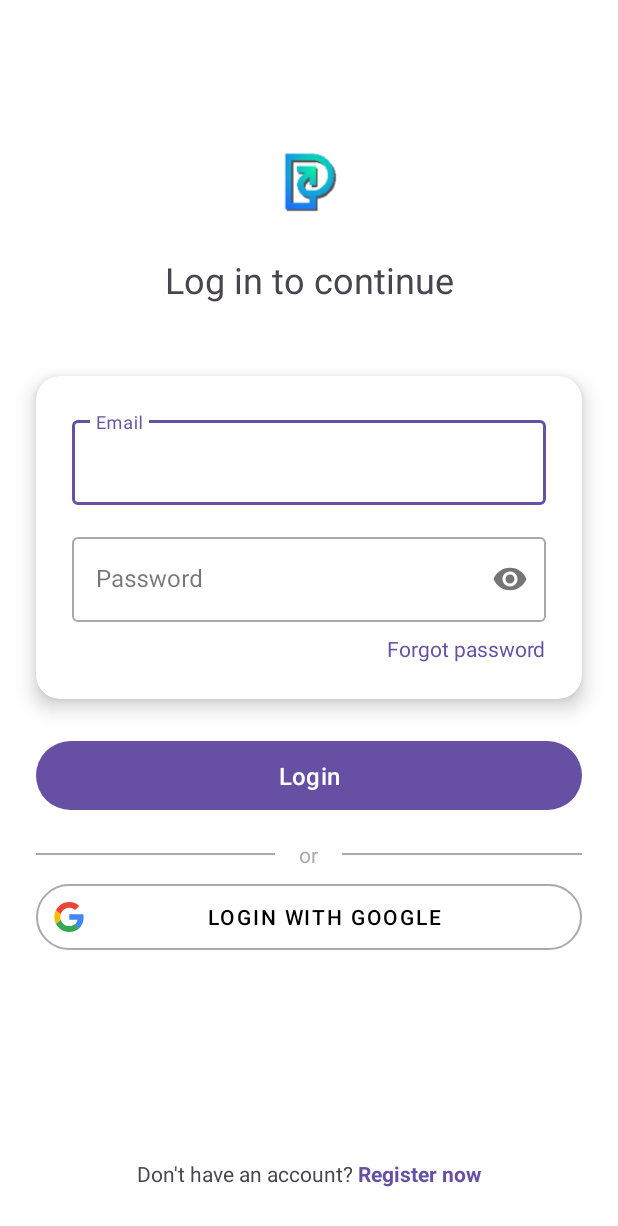
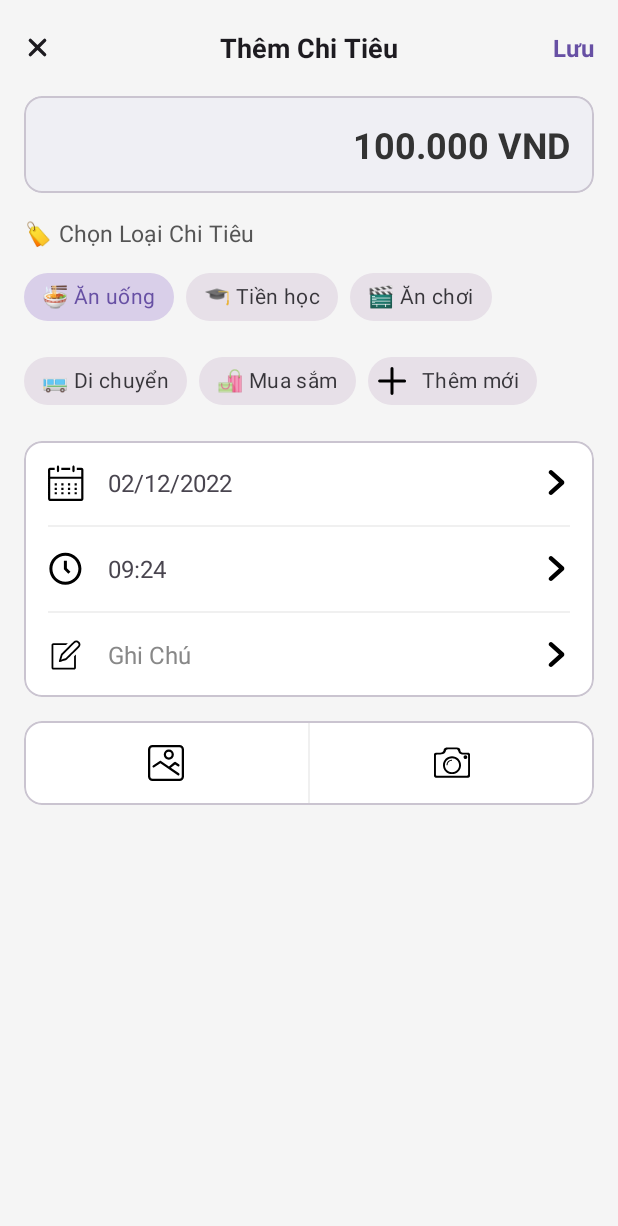
Before and after one commit to QCuong-dev/do-an-qlchitieu, an Android app: the screen it shows after launch (SigninActivity before the commit, AddChitieuActivity after it), on a phone screen of 412 x 824 dp. Shown: the top 1226 px of the screen. Run offline under Robolectric (Android 15) with nearby library versions, the phone set to English and light mode, and no system bars; our stand-ins replace CircleImageView.

Commit message:
Layout them chi tieu

```diff
--- /dev/null
+++ b/app/src/main/java/com/example/qlchitieu/AddChitieuActivity.java
@@ -0,0 +1,31 @@
+package com.example.qlchitieu;
+
+import android.os.Bundle;
+
+import androidx.activity.EdgeToEdge;
+import androidx.appcompat.app.AppCompatActivity;
+import androidx.core.graphics.Insets;
+import androidx.core.view.ViewCompat;
+import androidx.core.view.WindowInsetsCompat;
+
+import com.example.qlchitieu.databinding.ActivityAddChitieuBinding;
+import com.example.qlchitieu.databinding.ActivitySigninBinding;
+
+public class AddChitieuActivity extends AppCompatActivity {
+
+    private ActivityAddChitieuBinding binding;
+
+    @Override
+    protected void onCreate(Bundle savedInstanceState) {
+        super.onCreate(savedInstanceState);
+        binding = ActivityAddChitieuBinding.inflate(getLayoutInflater());
+        EdgeToEdge.enable(this);
+        setContentView(binding.getRoot());
+
+        binding.chipThemMoi.setOnClickListener(v -> clickAdd());
+    }
+
+    private void clickAdd() {
+        setContentView(R.layout.add_category_sheet  );
+    }
+}
--- /dev/null
+++ b/app/src/main/res/drawable/ic_add.xml
@@ -0,0 +1,5 @@
+<vector xmlns:android="http://schemas.android.com/apk/res/android" android:height="12dp" android:viewportHeight="1024" android:viewportWidth="1024" android:width="12dp">
+
+    <path android:fillColor="#FF000000" android:pathData="M866.7,469.5H554.6V157.4a42.6,42.6 0,1 0,-85.1 0v312.1H157.4a42.6,42.6 0,0 0,0 85.1h312.1v312.1a42.6,42.6 0,0 0,85.1 0V554.6h312.1a42.6,42.6 0,1 0,0 -85.1z"/>
+
+</vector>
--- /dev/null
+++ b/app/src/main/res/drawable/ic_calendar_24.xml
@@ -0,0 +1,5 @@
+<vector xmlns:android="http://schemas.android.com/apk/res/android" android:height="24dp" android:viewportHeight="1024" android:viewportWidth="1024" android:width="24dp">
+
+    <path android:fillColor="#FF000000" android:pathData="M819.1,646l-62.9,0 0,63 62.9,0L819.1,646zM819.1,771.8l-62.9,0 0,63 62.9,0L819.1,771.8zM630.2,520.1l-62.9,0 0,63 62.9,0L630.2,520.1zM630.2,79.4 L378.5,79.4l0,62.9 251.7,0L630.2,79.4zM284.3,204.4c17.3,0 31.2,-18.7 31.2,-41.9L315.5,58.2c0,-23 -13.9,-41.8 -31.2,-41.8 -17.1,0 -31.1,18.7 -31.1,41.8l0,104.3C253.2,185.7 267.2,204.4 284.3,204.4M724.9,204.4c17.6,0 31.8,-18.7 31.8,-41.9L756.7,58.2c0,-23 -14.3,-41.8 -31.8,-41.8 -17.6,0 -31.8,18.7 -31.8,41.8l0,104.3C693.1,185.7 707.3,204.4 724.9,204.4M630.2,646l-62.9,0 0,63 62.9,0L630.2,646zM819.1,520.1l-62.9,0 0,63 62.9,0L819.1,520.1zM252.6,771.8l-62.9,0 0,63.1 62.9,0L252.6,771.8zM252.6,646l-62.9,0 0,63 62.9,0L252.6,646zM944.9,79.4 L819.1,79.4l0,62.9 125.9,0 0,188.8L63.8,331.1 63.8,142.3l125.9,0L189.7,79.4 63.8,79.4c-65.3,0 -62.9,64.6 -62.9,62.9l0,818.2c0,61.3 60.6,62.9 62.9,62.9l881.1,0c57.4,0 62.9,-60.6 62.9,-62.9L1007.9,142.3C1007.9,138.1 1006.2,79.4 944.9,79.4M944.9,960.5 L63.8,960.5 63.8,394.1l881.1,0L944.9,960.5zM630.2,771.8l-62.9,0 0,63.1 62.9,0L630.2,771.8zM441.4,646l-62.9,0 0,63 62.9,0L441.4,646zM441.4,520.1l-62.9,0 0,63 62.9,0L441.4,520.1zM441.4,771.8l-62.9,0 0,63.1 62.9,0L441.4,771.8zM252.6,520.1l-62.9,0 0,63 62.9,0L252.6,520.1z"/>
+
+</vector>
--- /dev/null
+++ b/app/src/main/res/drawable/ic_camera.xml
@@ -0,0 +1,5 @@
+<vector xmlns:android="http://schemas.android.com/apk/res/android" android:height="23.585413dp" android:viewportHeight="1024" android:viewportWidth="1042" android:width="24dp">
+
+    <path android:fillColor="#FF000000" android:pathData="M53.5,956.5c-30.3,0 -53.5,-23.3 -53.5,-53.5L0,279.3c0,-30.3 23.3,-53.5 53.5,-53.5h132.7c32.6,-4.7 76.8,-16.3 88.4,-55.9l9.3,-46.5c9.3,-44.2 62.8,-51.2 100.1,-53.5h274.6c74.5,0 93.1,37.2 97.7,53.5l11.6,55.9c11.6,25.6 32.6,39.6 62.8,46.5h158.3c30.3,0 53.5,23.3 53.5,53.5v623.7c0,30.3 -23.3,53.5 -53.5,53.5L53.5,956.5zM407.3,125.7c-44.2,0 -53.5,20.9 -65.2,51.2l-9.3,30.3c-23.3,58.2 -114,69.8 -153.6,72.1L104.7,279.3c-44.2,0 -48.9,18.6 -48.9,34.9v542.3c0,32.6 9.3,44.2 32.6,44.2h856.4c25.6,0 41.9,-16.3 41.9,-44.2L986.8,314.2c0,-14 -4.7,-34.9 -48.9,-34.9h-130.3c-53.5,-9.3 -88.4,-37.2 -97.7,-79.1l-9.3,-25.6 -7,-14c-9.3,-18.6 -16.3,-37.2 -51.2,-37.2l-235.1,2.3zM521.3,851.8c-144.3,0 -260.7,-116.4 -260.7,-260.7s116.4,-260.7 260.7,-260.7 260.7,116.4 260.7,260.7 -116.4,260.7 -260.7,260.7zM521.3,384c-114,0 -204.8,93.1 -204.8,204.8s93.1,204.8 204.8,204.8c114,0 204.8,-93.1 204.8,-204.8s-90.8,-204.8 -204.8,-204.8zM363.1,591.1L363.1,581.8c4.7,-81.5 67.5,-146.6 148.9,-148.9h9.3v30.3h-9.3c-65.2,2.3 -116.4,55.9 -121,121v9.3l-27.9,-2.3zM910,409.6c-30.3,0 -53.5,-23.3 -53.5,-53.5s23.3,-53.5 53.5,-53.5c30.3,0 53.5,23.3 53.5,53.5s-23.3,53.5 -53.5,53.5z"/>
+
+</vector>
--- /dev/null
+++ b/app/src/main/res/drawable/ic_gallery.xml
@@ -0,0 +1,5 @@
+<vector xmlns:android="http://schemas.android.com/apk/res/android" android:height="24dp" android:viewportHeight="1024" android:viewportWidth="1024" android:width="24dp">
+
+    <path android:fillColor="#FF000000" android:pathData="M896,1024L128,1024a128,128 0,0 1,-128 -128L0,128a128,128 0,0 1,128 -128h768a128,128 0,0 1,128 128v768a128,128 0,0 1,-128 128zM960,128a64,64 0,0 0,-64 -64L128,64a64,64 0,0 0,-64 64v768a64,64 0,0 0,64 64h768a64,64 0,0 0,64 -64L960,128zM890.4,850.1a32,32 0,0 1,-44.5 8.3L351.7,518.7l-174,116a32,32 0,1 1,-35.5 -53.2l192,-128h0.3a30.6,30.6 0,0 1,7.6 -3.2,29.3 29.3,0 0,1 4.1,-1.6 31.4,31.4 0,0 1,3.8 0,32 32,0 0,1 8.3,0 26.6,26.6 0,0 1,2.9 1.2,32.6 32.6,0 0,1 8.6,3.6h0.3l225.7,155.2 152.2,-121.8 0.3,0.4a31.6,31.6 0,0 1,37.5 -2l96,64a32,32 0,1 1,-35.5 53.2l-76.5,-51 -118.8,95 231.2,159a32,32 0,0 1,8.2 44.7zM592,416A144,144 0,1 1,736 272a144,144 0,0 1,-144 144zM592,192A80,80 0,1 0,672 272,80 80,0 0,0 592,192z"/>
+
+</vector>
--- /dev/null
+++ b/app/src/main/res/drawable/ic_note_24.xml
@@ -0,0 +1,5 @@
+<vector xmlns:android="http://schemas.android.com/apk/res/android" android:height="24dp" android:viewportHeight="1024" android:viewportWidth="1024" android:width="24dp">
+
+    <path android:fillColor="#FF000000" android:pathData="M512.8,230.1l-360.3,0L152.4,871.2l589.8,0L742.3,544.6l51.3,-49L793.6,871.2c0,28.3 -23,51.3 -51.3,51.3l-589.8,0c-28.3,0 -51.3,-23 -51.3,-51.3l0,-641.1c0,-28.3 23,-51.3 51.3,-51.3L563.3,178.8l1.3,1.3L512.8,230.1zM806.5,152.7c15.5,0.8 30,7.7 40.4,19.2 13.7,10.9 22.5,26.7 24.6,44.1 -1.6,18.2 -10.3,35 -24.2,46.8 -14.3,14.7 -126,125.2 -332.1,328.3l-15.8,15.6c-23.6,7.3 -80.2,25.5 -123,39.3 13.8,-45.5 30.3,-100.4 37.7,-126.4 44.1,-44 335.3,-334.8 346.4,-345.7 12.3,-12.3 28.7,-19.7 46,-21.1M806.5,101.5c-31,1.2 -60.3,14.1 -82.2,36C712.3,149.3 372.3,488.8 372.3,488.8c-2.7,2.7 -4.6,6 -5.6,9.7 -9.2,34 -55.4,185.1 -55.8,186.6 -2.4,7.7 -0.3,16.1 5.5,21.8 4,4 9.5,6.3 15.2,6.3 2.2,0 4.5,-0.3 6.6,-1 1.6,-0.5 157.5,-50.9 183.1,-58.6 3.4,-1 6.5,-2.8 9,-5.3 16.2,-16 328.7,-323.6 353.9,-349.7 26.1,-26.9 39.2,-55 38.7,-83.3 -2,-31.1 -16.6,-60.1 -40.4,-80.2 -19.9,-20.8 -47.2,-32.8 -75.9,-33.4l0,0L806.5,101.5z"/>
+
+</vector>
--- /dev/null
+++ b/app/src/main/res/drawable/ic_time.xml
@@ -0,0 +1,5 @@
+<vector xmlns:android="http://schemas.android.com/apk/res/android" android:height="24dp" android:viewportHeight="1024" android:viewportWidth="1024" android:width="24dp">
+
+    <path android:fillColor="#FF000000" android:pathData="M39.1,504.9c0,-251.3 204.4,-455.6 455.6,-455.6s455.6,204.4 455.6,455.6c0,251.2 -204.4,455.6 -455.6,455.6S39.1,756.1 39.1,504.9zM124.6,504.9c0,204.1 166.1,370.2 370.2,370.2 204.2,0 370.2,-166.1 370.2,-370.2 0,-204.2 -166.1,-370.2 -370.2,-370.2 -204.1,0 -370.2,166.1 -370.2,370.2zM452.1,522.6L452.1,277.1h85.4v210.2l101.4,101.4 -60.4,60.4z"/>
+
+</vector>
--- /dev/null
+++ b/app/src/main/res/layout/activity_add_chitieu.xml
@@ -0,0 +1,243 @@
+<?xml version="1.0" encoding="utf-8"?>
+<LinearLayout
+    xmlns:android="http://schemas.android.com/apk/res/android"
+    xmlns:app="http://schemas.android.com/apk/res-auto"
+    xmlns:tools="http://schemas.android.com/tools"
+    android:layout_width="match_parent"
+    android:layout_height="match_parent"
+    android:orientation="vertical"
+    android:background="#f5f5f5"
+    android:fitsSystemWindows="true"
+    tools:context=".AddChitieuActivity">
+
+    <RelativeLayout
+        android:layout_width="match_parent"
+        android:layout_height="?attr/actionBarSize"
+        android:paddingStart="16dp"
+        android:paddingEnd="16dp">
+
+        <ImageView
+            android:id="@+id/ivClose"
+            android:layout_width="wrap_content"
+            android:layout_height="wrap_content"
+            android:src="@drawable/ic_close"
+            android:layout_centerVertical="true"
+            android:layout_alignParentStart="true"
+            app:tint="?attr/colorOnSurface" />
+
+        <TextView
+            android:layout_width="wrap_content"
+            android:layout_height="wrap_content"
+            android:text="Thêm Chi Tiêu"
+            android:textSize="18sp"
+            android:textStyle="bold"
+            android:layout_centerInParent="true"
+            android:textColor="?attr/colorOnSurface" />
+
+        <TextView
+            android:id="@+id/tvSave"
+            android:layout_width="wrap_content"
+            android:layout_height="wrap_content"
+            android:text="Lưu"
+            android:textSize="16sp"
+            android:textColor="?attr/colorPrimary"
+            android:layout_centerVertical="true"
+            android:layout_alignParentEnd="true"
+            android:textStyle="bold" />
+    </RelativeLayout>
+
+    <com.google.android.material.card.MaterialCardView
+        android:layout_width="match_parent"
+        android:layout_height="wrap_content"
+        android:layout_marginStart="16dp"
+        android:layout_marginEnd="16dp"
+        app:cardCornerRadius="12dp"
+        app:cardBackgroundColor="#efeff4">
+
+        <EditText
+            android:id="@+id/etAmount"
+            android:layout_width="match_parent"
+            android:layout_height="wrap_content"
+            android:hint="0 VND"
+            android:text="100.000 VND"
+            android:inputType="numberDecimal"
+            android:gravity="end"
+            android:padding="16dp"
+            android:textSize="24sp"
+            android:textStyle="bold"
+            android:textColor="#333"
+            android:background="@null" />
+    </com.google.android.material.card.MaterialCardView>
+
+    <TextView
+        android:layout_width="wrap_content"
+        android:layout_height="wrap_content"
+        android:text="🏷️ Chọn Loại Chi Tiêu"
+        android:layout_marginStart="16dp"
+        android:layout_marginTop="16dp"
+        android:layout_marginBottom="8dp"
+        android:textSize="15sp"
+        android:textColor="#555" />
+
+    <com.google.android.material.chip.ChipGroup
+        android:id="@+id/chipGroupCategories"
+        android:layout_width="match_parent"
+        android:layout_height="wrap_content"
+        android:layout_marginStart="16dp"
+        android:layout_marginEnd="16dp"
+        app:selectionRequired="true"
+        app:singleSelection="true">
+
+        <com.google.android.material.chip.Chip
+            android:id="@+id/chipAnUong"
+            style="@style/Widget.MaterialComponents.Chip.Choice"
+            android:layout_width="wrap_content"
+            android:layout_height="wrap_content"
+            android:text="🍜 Ăn uống"
+            android:checked="true" />
+
+        <com.google.android.material.chip.Chip
+            android:id="@+id/chipTienHoc"
+            style="@style/Widget.MaterialComponents.Chip.Choice"
+            android:layout_width="wrap_content"
+            android:layout_height="wrap_content"
+            android:text="🎓 Tiền học" />
+
+        <com.google.android.material.chip.Chip
+            android:id="@+id/chipAnChoi"
+            style="@style/Widget.MaterialComponents.Chip.Choice"
+            android:layout_width="wrap_content"
+            android:layout_height="wrap_content"
+            android:text="🎬 Ăn chơi" />
+
+        <com.google.android.material.chip.Chip
+            android:id="@+id/chipDiChuyen"
+            style="@style/Widget.MaterialComponents.Chip.Choice"
+            android:layout_width="wrap_content"
+            android:layout_height="wrap_content"
+            android:text="🚌 Di chuyển" />
+
+        <com.google.android.material.chip.Chip
+            android:id="@+id/chipMuaSam"
+            style="@style/Widget.MaterialComponents.Chip.Choice"
+            android:layout_width="wrap_content"
+            android:layout_height="wrap_content"
+            android:text="🛍️ Mua sắm" />
+
+        <com.google.android.material.chip.Chip
+            android:id="@+id/chipThemMoi"
+            style="@style/Widget.MaterialComponents.Chip.Action"
+            android:layout_width="wrap_content"
+            android:layout_height="wrap_content"
+            app:chipIcon="@drawable/ic_add"
+            android:text="Thêm mới" />
+
+    </com.google.android.material.chip.ChipGroup>
+
+    <com.google.android.material.card.MaterialCardView
+        android:layout_width="match_parent"
+        android:layout_height="wrap_content"
+        android:layout_marginStart="16dp"
+        android:layout_marginEnd="16dp"
+        android:layout_marginTop="16dp"
+        app:cardCornerRadius="12dp"
+        app:cardBackgroundColor="#ffffff">
+
+        <LinearLayout
+            android:layout_width="match_parent"
+            android:layout_height="wrap_content"
+            android:orientation="vertical">
+
+            <TextView
+                android:id="@+id/tvDate"
+                android:layout_width="match_parent"
+                android:layout_height="wrap_content"
+                android:text="02/12/2022"
+                android:drawableStart="@drawable/ic_calendar_24"
+                android:drawableEnd="@drawable/chevron_right"
+                android:drawablePadding="16dp"
+                android:padding="16dp"
+                android:gravity="center_vertical"
+                android:textSize="16sp" />
+
+            <View
+                android:layout_width="match_parent"
+                android:layout_height="1dp"
+                android:background="#f0f0f0"
+                android:layout_marginStart="16dp"
+                android:layout_marginEnd="16dp" />
+
+            <TextView
+                android:id="@+id/tvTime"
+                android:layout_width="match_parent"
+                android:layout_height="wrap_content"
+                android:text="09:24"
+                android:drawableStart="@drawable/ic_time"
+                android:drawableEnd="@drawable/chevron_right"
+                android:drawablePadding="16dp"
+                android:padding="16dp"
+                android:gravity="center_vertical"
+                android:textSize="16sp" />
+
+            <View
+                android:layout_width="match_parent"
+                android:layout_height="1dp"
+                android:background="#f0f0f0"
+                android:layout_marginStart="16dp"
+                android:layout_marginEnd="16dp" />
+
+            <TextView
+                android:id="@+id/tvNote"
+                android:layout_width="match_parent"
+                android:layout_height="wrap_content"
+                android:text="Ghi Chú"
+                android:textColor="#888"
+                android:drawableStart="@drawable/ic_note_24"
+                android:drawableEnd="@drawable/chevron_right"
+                android:drawablePadding="16dp"
+                android:padding="16dp"
+                android:gravity="center_vertical"
+                android:textSize="16sp" />
+        </LinearLayout>
+    </com.google.android.material.card.MaterialCardView>
+
+    <com.google.android.material.card.MaterialCardView
+        android:layout_width="match_parent"
+        android:layout_height="wrap_content"
+        android:layout_marginStart="16dp"
+        android:layout_marginEnd="16dp"
+        android:layout_marginTop="16dp"
+        app:cardCornerRadius="12dp"
+        app:cardBackgroundColor="#ffffff">
+
+        <LinearLayout
+            android:layout_width="match_parent"
+            android:layout_height="wrap_content"
+            android:orientation="horizontal">
+
+            <ImageButton
+                android:id="@+id/btnGallery"
+                android:layout_width="0dp"
+                android:layout_height="wrap_content"
+                android:layout_weight="1"
+                android:src="@drawable/ic_gallery"
+                android:padding="16dp"
+                android:background="?attr/selectableItemBackground" />
+
+            <View
+                android:layout_width="1dp"
+                android:layout_height="match_parent"
+                android:background="#f0f0f0" />
+
+            <ImageButton
+                android:id="@+id/btnCamera"
+                android:layout_width="0dp"
+                android:layout_height="wrap_content"
+                android:layout_weight="1"
+                android:src="@drawable/ic_camera"
+                android:padding="16dp"
+                android:background="?attr/selectableItemBackground" />
+        </LinearLayout>
+    </com.google.android.material.card.MaterialCardView>
+
+</LinearLayout>
--- a/app/src/main/res/layout/activity_signin.xml
+++ b/app/src/main/res/layout/activity_signin.xml
@@ -57,7 +57,7 @@
                 android:hint="Email">
 
                 <com.google.android.material.textfield.TextInputEditText
-                    android:id="@+id/et_email"
+                    android:id="@+id/etEmail"
                     android:layout_width="match_parent"
                     android:layout_height="wrap_content"
                     android:inputType="textEmailAddress" />
@@ -74,7 +74,7 @@
                 app:passwordToggleEnabled="true">
 
                 <com.google.android.material.textfield.TextInputEditText
-                    android:id="@+id/et_password"
+                    android:id="@+id/etPassword"
                     android:layout_width="match_parent"
                     android:layout_height="wrap_content"
                     android:inputType="textPassword" />
@@ -97,7 +97,7 @@
 
     <!-- Nút Đăng nhập chính -->
     <com.google.android.material.button.MaterialButton
-        android:id="@+id/btn_signin"
+        android:id="@+id/btnSignin"
         android:layout_width="0dp"
         android:layout_height="wrap_content"
         android:layout_marginTop="24dp"
@@ -123,10 +123,10 @@
         android:layout_marginTop="16dp"
         android:gravity="center_vertical"
         android:orientation="horizontal"
-        app:layout_constraintEnd_toEndOf="@id/btn_signin"
+        app:layout_constraintEnd_toEndOf="@id/btnSignin"
         app:layout_constraintHorizontal_bias="0.0"
-        app:layout_constraintStart_toStartOf="@id/btn_signin"
-        app:layout_constraintTop_toBottomOf="@id/btn_signin">
+        app:layout_constraintStart_toStartOf="@id/btnSignin"
+        app:layout_constraintTop_toBottomOf="@id/btnSignin">
 
         <View
             android:layout_width="0dp"
@@ -175,7 +175,7 @@
         app:layout_constraintBottom_toBottomOf="parent"
         app:layout_constraintEnd_toEndOf="parent"
         app:layout_constraintStart_toStartOf="parent"
-        app:layout_constraintTop_toBottomOf="@+id/btn_googlesignin"
+        app:layout_constraintTop_toBottomOf="@+id/btnGoogleSignIn"
         android:layout_marginBottom="32dp">
 
         <TextView
--- a/gradle/libs.versions.toml
+++ b/gradle/libs.versions.toml
@@ -1,5 +1,5 @@
 [versions]
-agp = "8.13.0"
+agp = "8.13.1"
 junit = "4.13.2"
 junitVersion = "1.3.0"
 espressoCore = "3.7.0"
```
Also changed, not shown: app/src/main/AndroidManifest.xml (+17 -12 lines), app/src/main/java/com/example/qlchitieu/SigninActivity.java (+16 -0 lines), app/src/main/res/drawable/ic_delete.xml (added, +11 -0 lines), app/src/main/res/layout/add_category_sheet.xml (added, +224 -0 lines).
